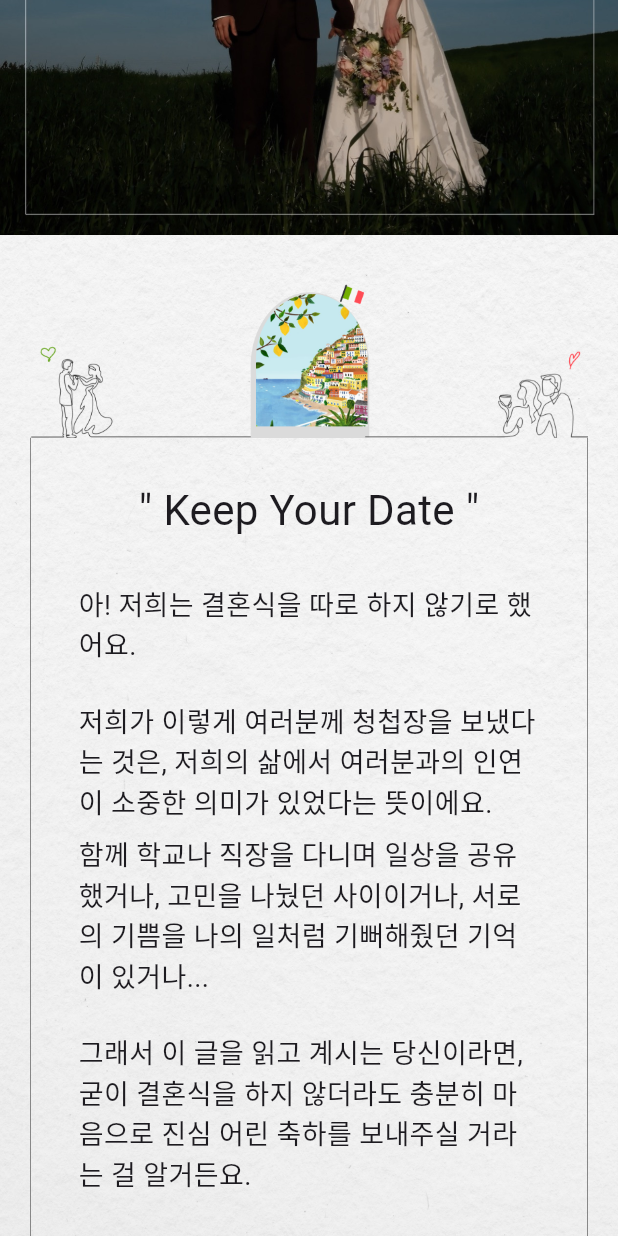
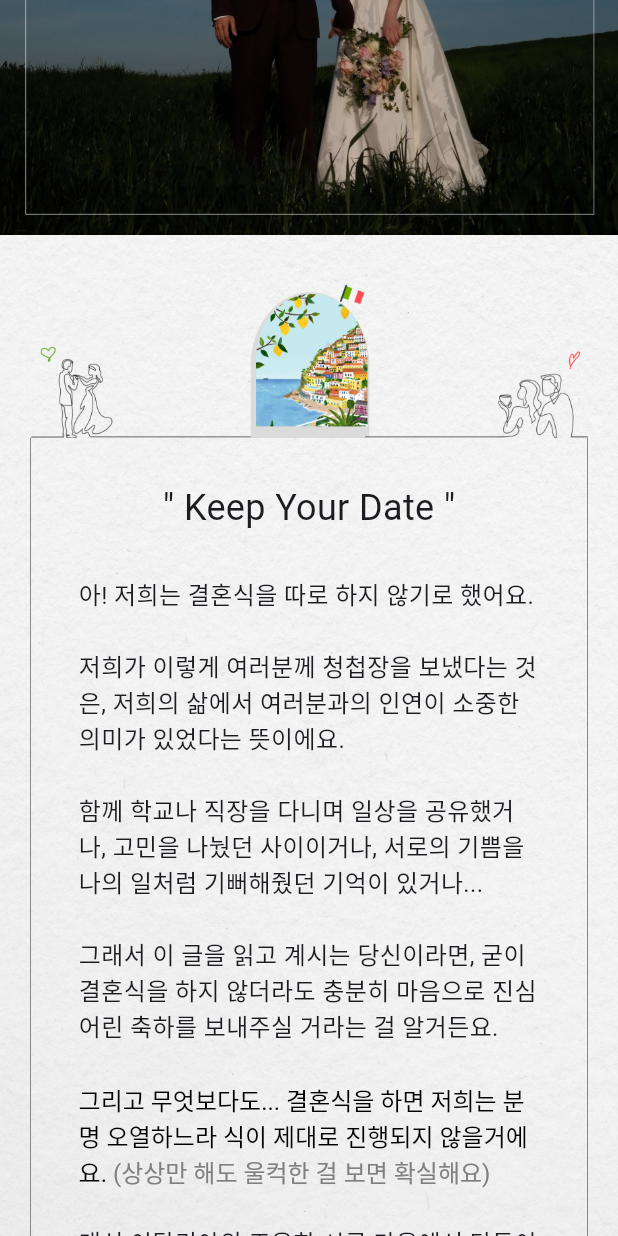
Before and after one commit to jhyunahn226/jhdkwedding, a Flutter app: the screen it shows after launch, scrolled down 576 dp, on a phone screen of 412 x 824 dp. Run offline on Flutter 3.47's test engine with Material 3 defaults, Android fonts, the light colour scheme and no system bars; our stand-ins replace carousel_slider, lottie, percent_indicator, supabase_flutter; accounts and stored records are empty; Roboto replaces fonts that are missing (KyoboHandwriting2019, Ownglyph-meetme).

Commit message:
fontsize, gaps

```diff
--- a/lib/widgets/page1.dart
+++ b/lib/widgets/page1.dart
@@ -50,7 +50,7 @@ class Page1 extends StatelessWidget {
                     '" Keep Your Date "',
                     style: TextStyle(
                       fontFamily: 'Ownglyph-meetme',
-                      fontSize: Sizes.size28,
+                      fontSize: Sizes.size24,
                       height: 1.2,
                     ),
                   ),
@@ -60,7 +60,7 @@ class Page1 extends StatelessWidget {
                   '아! 저희는 결혼식을 따로 하지 않기로 했어요.',
                   style: TextStyle(
                     fontFamily: 'KyoboHandwriting2019',
-                    fontSize: Sizes.size18,
+                    fontSize: Sizes.size16,
                   ),
                 ),
                 Gaps.v24,
@@ -68,15 +68,15 @@ class Page1 extends StatelessWidget {
                   '저희가 이렇게 여러분께 청첩장을 보냈다는 것은, 저희의 삶에서 여러분과의 인연이 소중한 의미가 있었다는 뜻이에요.',
                   style: TextStyle(
                     fontFamily: 'KyoboHandwriting2019',
-                    fontSize: Sizes.size18,
+                    fontSize: Sizes.size16,
                   ),
                 ),
-                Gaps.v8,
+                Gaps.v24,
                 const Text(
                   '함께 학교나 직장을 다니며 일상을 공유했거나, 고민을 나눴던 사이이거나, 서로의 기쁨을 나의 일처럼 기뻐해줬던 기억이 있거나...',
                   style: TextStyle(
                     fontFamily: 'KyoboHandwriting2019',
-                    fontSize: Sizes.size18,
+                    fontSize: Sizes.size16,
                   ),
                 ),
                 Gaps.v24,
@@ -84,7 +84,7 @@ class Page1 extends StatelessWidget {
                   '그래서 이 글을 읽고 계시는 당신이라면, 굳이 결혼식을 하지 않더라도 충분히 마음으로 진심 어린 축하를 보내주실 거라는 걸 알거든요.',
                   style: TextStyle(
                     fontFamily: 'KyoboHandwriting2019',
-                    fontSize: Sizes.size18,
+                    fontSize: Sizes.size16,
                   ),
                 ),
                 Gaps.v24,
@@ -94,7 +94,7 @@ class Page1 extends StatelessWidget {
                         '그리고 무엇보다도... 결혼식을 하면 저희는 분명 오열하느라 식이 제대로 진행되지 않을거에요. ',
                     style: TextStyle(
                       fontFamily: 'KyoboHandwriting2019',
-                      fontSize: Sizes.size18,
+                      fontSize: Sizes.size16,
                       color: ColorEnum.black,
                     ),
                     children: [
@@ -107,12 +107,12 @@ class Page1 extends StatelessWidget {
                     ],
                   ),
                 ),
-                Gaps.v8,
+                Gaps.v24,
                 const Text(
                   '대신 이탈리아의 조용한 시골 마을에서 단둘이 소소한 세리머니를 하기로 했답니다.',
                   style: TextStyle(
                     fontFamily: 'KyoboHandwriting2019',
-                    fontSize: Sizes.size18,
+                    fontSize: Sizes.size16,
                   ),
                 ),
               ],
```
Also changed, not shown: lib/widgets/page2.dart (+12 -12 lines), lib/widgets/page3.dart (+6 -6 lines), lib/widgets/page4.dart (+7 -7 lines).
